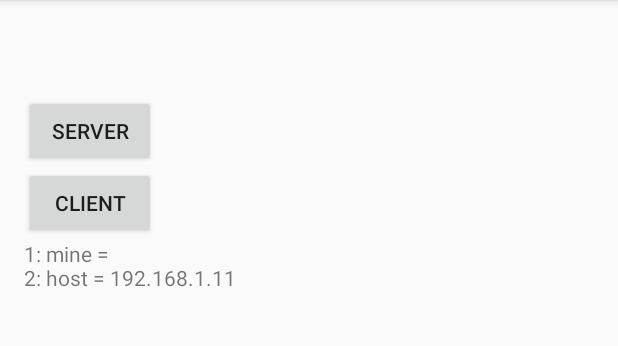
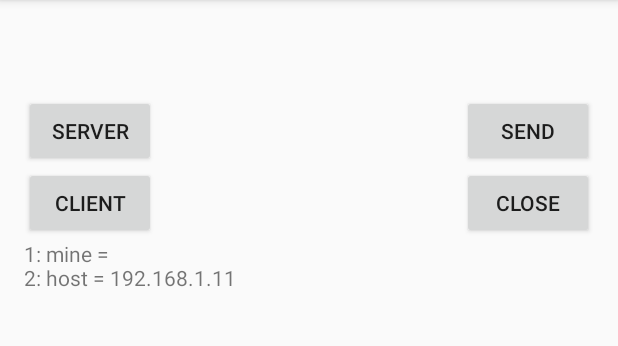
Before and after one commit to maruhiro-k/test, an Android app: the SockActivity screen opened directly, with no data from a screen before it, on a phone screen of 412 x 824 dp, the part 84-430 px from its top. Run offline under Robolectric (Android 15) with nearby library versions, the phone set to English and light mode, and no system bars.

Commit message:
データ送信と閉じるテスト

```diff
--- a/p2p_test/app/src/main/java/com/example/hiroki/p2p_test/p2p/ClientSocket.java
+++ b/p2p_test/app/src/main/java/com/example/hiroki/p2p_test/p2p/ClientSocket.java
@@ -35,13 +35,13 @@ public class ClientSocket extends AsyncSocket {
             protected void onPostExecute(Boolean result) {
                 Log.d("ClientSocket", "connect: " + result);
                 if (listener != null) {
-                    listener.onConnect(ClientSocket.this, result);
+                    listener.onConnect(result);
                 }
             }
         }.execute(new InetSocketAddress(host, port));
     }
 
     public interface ConnectListener {
-        void onConnect(AsyncSocket s, boolean result);
+        void onConnect(boolean result);
     }
 }
--- a/p2p_test/app/src/main/java/com/example/hiroki/p2p_test/p2p/ServerSocket.java
+++ b/p2p_test/app/src/main/java/com/example/hiroki/p2p_test/p2p/ServerSocket.java
@@ -22,14 +22,14 @@ public class ServerSocket {
                     return s0.accept();
                 }
                 catch (IOException e) {
-                    Log.e("server", e.getMessage());
+                    Log.d("server", e.getMessage());
                     return null;
                 }
             }
 
             @Override
             protected void onPostExecute(Socket s) {
-                Log.e("server", "accept: " + s);
+                Log.d("server", "accept: " + s);
                 if (listener != null) {
                     listener.onAccept(new AsyncSocket(s));
                 }
@@ -43,7 +43,7 @@ public class ServerSocket {
                 s0.close();
             }
         } catch (IOException e) {
-            Log.e("close", e.getMessage());
+            Log.d("close", e.getMessage());
         }
     }
 
--- a/p2p_test/app/src/main/java/com/example/hiroki/p2p_test/util/Logger.java
+++ b/p2p_test/app/src/main/java/com/example/hiroki/p2p_test/util/Logger.java
@@ -17,7 +17,7 @@ public class Logger {
     }
 
     public void add(String log) {
-        Log.d(tag, log);
+        Log.d(tag, log + " [L]");
         if (t != null) {
             t.append(++num + ": " + log + "\n");
         }
--- a/p2p_test/app/src/main/res/layout/activity_sock.xml
+++ b/p2p_test/app/src/main/res/layout/activity_sock.xml
@@ -38,4 +38,20 @@
         android:layout_below="@+id/clt_btn"
         android:layout_alignParentStart="true"
         android:layout_alignParentBottom="true" />
+
+    <Button
+        android:layout_width="wrap_content"
+        android:layout_height="wrap_content"
+        android:text="SEND"
+        android:id="@+id/send_btn"
+        android:layout_alignTop="@+id/srv_btn"
+        android:layout_alignEnd="@+id/hintText" />
+
+    <Button
+        android:layout_width="wrap_content"
+        android:layout_height="wrap_content"
+        android:text="CLOSE"
+        android:id="@+id/close_btn"
+        android:layout_below="@+id/send_btn"
+        android:layout_alignParentEnd="true" />
 </RelativeLayout>
```
Also changed, not shown: p2p_test/app/src/main/java/com/example/hiroki/p2p_test/SockActivity.java (+34 -5 lines), p2p_test/app/src/main/java/com/example/hiroki/p2p_test/p2p/AsyncSocket.java (+29 -7 lines).
